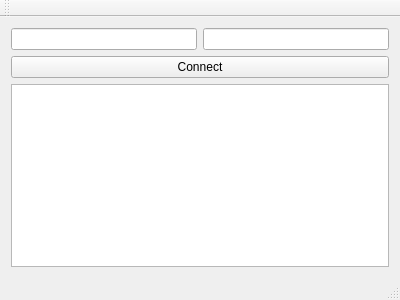
Before: the Qt Designer form QtClient/mainwindow.ui in cassou/PFEAirstrike, drawn with Qt 5.
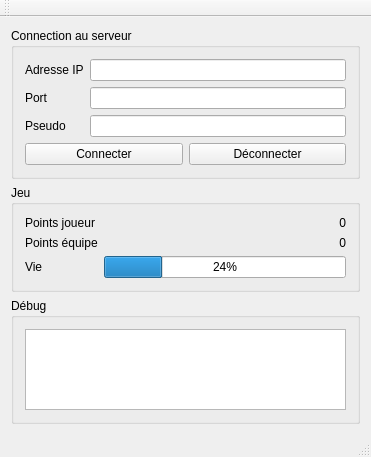
After: the same form once the commit is applied.

Commit message: Modifié client Qt. NetworkManager dans thread. Nouvelle interface.

Patch:
```diff
--- a/QtClient/mainwindow.ui
+++ b/QtClient/mainwindow.ui
@@ -6,8 +6,8 @@
    <rect>
     <x>0</x>
     <y>0</y>
-    <width>400</width>
-    <height>300</height>
+    <width>371</width>
+    <height>457</height>
    </rect>
   </property>
   <property name="windowTitle">
@@ -16,24 +16,147 @@
   <widget class="QWidget" name="centralWidget">
    <layout class="QVBoxLayout" name="verticalLayout">
     <item>
-     <layout class="QHBoxLayout" name="horizontalLayout">
-      <item>
-       <widget class="QLineEdit" name="ipEdit"/>
-      </item>
-      <item>
-       <widget class="QLineEdit" name="portEdit"/>
-      </item>
-     </layout>
+     <widget class="QGroupBox" name="groupBox">
+      <property name="title">
+       <string>Connection au serveur</string>
+      </property>
+      <layout class="QVBoxLayout" name="verticalLayout_3">
+       <item>
+        <layout class="QFormLayout" name="formLayout">
+         <item row="2" column="1">
+          <widget class="QLineEdit" name="portEdit"/>
+         </item>
+         <item row="2" column="0">
+          <widget class="QLabel" name="label_2">
+           <property name="text">
+            <string>Port</string>
+           </property>
+          </widget>
+         </item>
+         <item row="1" column="0">
+          <widget class="QLabel" name="label">
+           <property name="text">
+            <string>Adresse IP</string>
+           </property>
+          </widget>
+         </item>
+         <item row="1" column="1">
+          <widget class="QLineEdit" name="ipEdit"/>
+         </item>
+         <item row="3" column="0">
+          <widget class="QLabel" name="label_4">
+           <property name="text">
+            <string>Pseudo</string>
+           </property>
+          </widget>
+         </item>
+         <item row="3" column="1">
+          <widget class="QLineEdit" name="nameEdit"/>
+         </item>
+        </layout>
+       </item>
+       <item>
+        <layout class="QHBoxLayout" name="horizontalLayout">
+         <property name="topMargin">
+          <number>0</number>
+         </property>
+         <item>
+          <widget class="QPushButton" name="connectButton">
+           <property name="text">
+            <string>Connecter</string>
+           </property>
+          </widget>
+         </item>
+         <item>
+          <widget class="QPushButton" name="pushButton">
+           <property name="text">
+            <string>Déconnecter</string>
+           </property>
+          </widget>
+         </item>
+        </layout>
+       </item>
+      </layout>
+     </widget>
     </item>
     <item>
-     <widget class="QPushButton" name="connectButton">
-      <property name="text">
-       <string>Connect</string>
+     <widget class="QGroupBox" name="groupBox_2">
+      <property name="title">
+       <string>Jeu</string>
       </property>
+      <layout class="QVBoxLayout" name="verticalLayout_2">
+       <item>
+        <layout class="QFormLayout" name="formLayout_2">
+         <property name="leftMargin">
+          <number>0</number>
+         </property>
+         <property name="topMargin">
+          <number>0</number>
+         </property>
+         <item row="0" column="0">
+          <widget class="QLabel" name="label_3">
+           <property name="text">
+            <string>Points joueur</string>
+           </property>
+          </widget>
+         </item>
+         <item row="0" column="1">
+          <widget class="QLabel" name="playerScore">
+           <property name="text">
+            <string>0</string>
+           </property>
+           <property name="alignment">
+            <set>Qt::AlignRight|Qt::AlignTrailing|Qt::AlignVCenter</set>
+           </property>
+          </widget>
+         </item>
+         <item row="1" column="1">
+          <widget class="QLabel" name="teamScore">
+           <property name="text">
+            <string>0</string>
+           </property>
+           <property name="alignment">
+            <set>Qt::AlignRight|Qt::AlignTrailing|Qt::AlignVCenter</set>
+           </property>
+          </widget>
+         </item>
+         <item row="1" column="0">
+          <widget class="QLabel" name="label_6">
+           <property name="text">
+            <string>Points équipe</string>
+           </property>
+          </widget>
+         </item>
+         <item row="2" column="0">
+          <widget class="QLabel" name="label_7">
+           <property name="text">
+            <string>Vie</string>
+           </property>
+          </widget>
+         </item>
+         <item row="2" column="1">
+          <widget class="QProgressBar" name="healthPoints">
+           <property name="value">
+            <number>24</number>
+           </property>
+          </widget>
+         </item>
+        </layout>
+       </item>
+      </layout>
      </widget>
     </item>
     <item>
-     <widget class="QPlainTextEdit" name="debugTextEdit"/>
+     <widget class="QGroupBox" name="groupBox_3">
+      <property name="title">
+       <string>Débug</string>
+      </property>
+      <layout class="QVBoxLayout" name="verticalLayout_4">
+       <item>
+        <widget class="QPlainTextEdit" name="debugTextEdit"/>
+       </item>
+      </layout>
+     </widget>
     </item>
    </layout>
   </widget>
```
Left out of the diff: 11 changed lines with no effect on the pictures. The commit also changes 6 other files.
